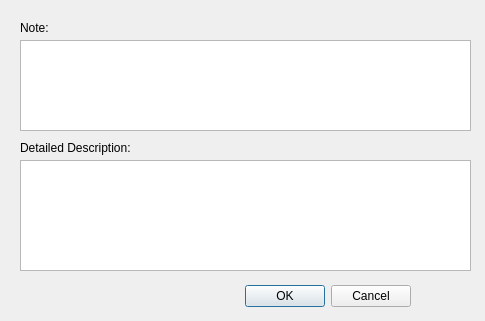
oml1111/top-notes, file new-note.ui: the form before one commit.
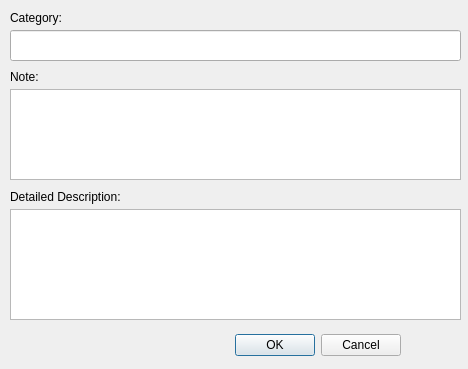
The form after the commit.

Commit message: Added support for note categories

What changed in the file:
```diff
--- a/new-note.ui
+++ b/new-note.ui
@@ -6,8 +6,8 @@
    <rect>
     <x>0</x>
     <y>0</y>
-    <width>485</width>
-    <height>321</height>
+    <width>468</width>
+    <height>369</height>
    </rect>
   </property>
   <property name="windowTitle">
@@ -16,8 +16,8 @@
   <widget class="QDialogButtonBox" name="buttonBox">
    <property name="geometry">
     <rect>
-     <x>70</x>
-     <y>280</y>
+     <x>60</x>
+     <y>329</y>
      <width>341</width>
      <height>32</height>
     </rect>
@@ -32,8 +32,8 @@
   <widget class="QPlainTextEdit" name="noteEdit">
    <property name="geometry">
     <rect>
-     <x>20</x>
-     <y>40</y>
+     <x>10</x>
+     <y>89</y>
      <width>451</width>
      <height>91</height>
     </rect>
@@ -42,8 +42,8 @@
   <widget class="QLabel" name="label">
    <property name="geometry">
     <rect>
-     <x>20</x>
-     <y>20</y>
+     <x>10</x>
+     <y>69</y>
      <width>55</width>
      <height>16</height>
     </rect>
@@ -55,8 +55,8 @@
   <widget class="QLabel" name="label_2">
    <property name="geometry">
     <rect>
-     <x>20</x>
-     <y>140</y>
+     <x>10</x>
+     <y>189</y>
      <width>131</width>
      <height>16</height>
     </rect>
@@ -68,13 +68,36 @@
   <widget class="QTextEdit" name="detailEdit">
    <property name="geometry">
     <rect>
-     <x>20</x>
-     <y>160</y>
+     <x>10</x>
+     <y>209</y>
      <width>451</width>
      <height>111</height>
     </rect>
    </property>
   </widget>
+  <widget class="QLineEdit" name="categoryEdit">
+   <property name="geometry">
+    <rect>
+     <x>10</x>
+     <y>30</y>
+     <width>451</width>
+     <height>31</height>
+    </rect>
+   </property>
+  </widget>
+  <widget class="QLabel" name="label_3">
+   <property name="geometry">
+    <rect>
+     <x>10</x>
+     <y>10</y>
+     <width>71</width>
+     <height>16</height>
+    </rect>
+   </property>
+   <property name="text">
+    <string>Category:</string>
+   </property>
+  </widget>
  </widget>
  <resources/>
  <connections>
```
The commit also changes 3 other files.
